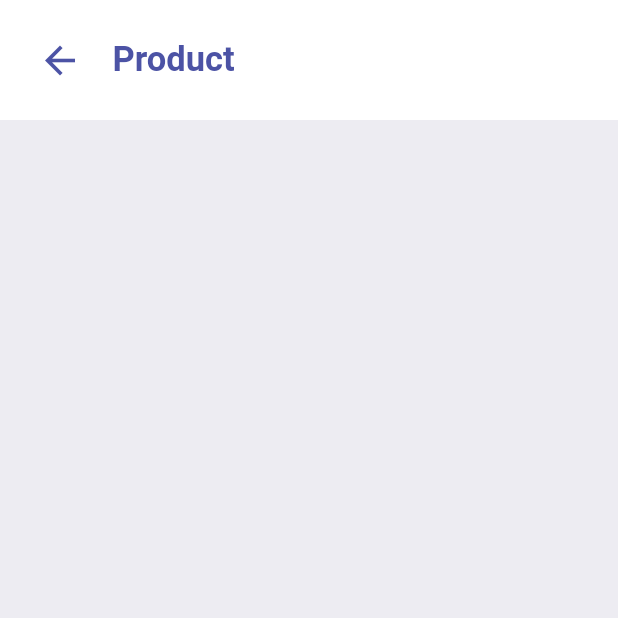
After one commit to Arezkil96/Flutter-Project, a Flutter app: the ItemPage screen opened by its route, on a phone screen of 412 x 824 dp, the top half of it. The commit adds this screen. Run offline on Flutter 3.47's test engine with Material 2 defaults, Android fonts, the phone set to English and light mode, and no system bars; our stand-ins replace badges; missing offline and left inert: dart:html.

Commit message:
Nouvelles modif

```diff
--- /dev/null
+++ b/lib/pages/ItemPage.dart
@@ -0,0 +1,18 @@
+import 'package:flutter/material.dart';
+
+import '../widgets/ItemAppBar.dart';
+
+
+class ItemPage extends StatelessWidget{
+  @override
+  Widget build(BuildContext context){
+    return Scaffold(
+      backgroundColor: Color(0xFFEDECF2),
+      body: ListView(
+        children: [
+          ItemAppBar(),
+        ],
+      ),
+    );
+  }
+}
--- /dev/null
+++ b/lib/widgets/ItemAppBar.dart
@@ -0,0 +1,39 @@
+import 'package:flutter/material.dart';
+
+class ItemAppBar extends StatelessWidget{
+  @override
+  Widget build(BuildContext context){
+    return Container(
+      color: Colors.white,
+      padding: EdgeInsets.all(25),
+      child: Row(
+        children:[
+        InkWell(
+          onTap: (){
+            Navigator.pop(context);
+          },
+          child: Icon(
+            Icons.arrow_back,
+            size: 30,
+            color: Color(0xFF4C53A5),
+            ),
+
+
+        ),
+        Padding(
+              padding: EdgeInsets.only(left:20),
+              child: Text(
+                "Product",
+                style: TextStyle(
+                  fontSize: 23,
+                  fontWeight: FontWeight.bold,
+                  color: Color(0xFF4C53A5)
+                ),
+              ),
+
+            ),
+        ],
+      ),
+    );
+  }
+}
--- a/lib/widgets/ItemsWidget.dart
+++ b/lib/widgets/ItemsWidget.dart
@@ -45,7 +45,9 @@ class ItemsWidget extends StatelessWidget{
               ],
               ),
               InkWell(
-                onTap: (){},
+                onTap: (){
+                  Navigator.pushNamed(context, "itemPage");
+                },
                 child: Container(
                   child: Image.asset(
                     "assets/$i.png",
```
Also changed, not shown: lib/main.dart (+6 -1 lines), lib/widgets/CartBottomNavBar.dart (added, +62 -0 lines).
